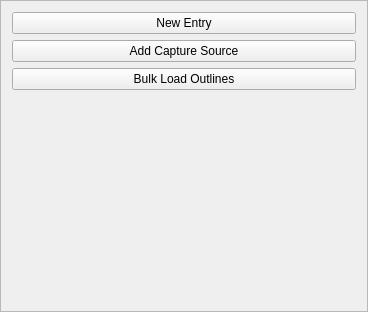
The window that buildings/gui/menu.ui (linz/nz-buildings) describes before a commit, drawn with Qt 5.
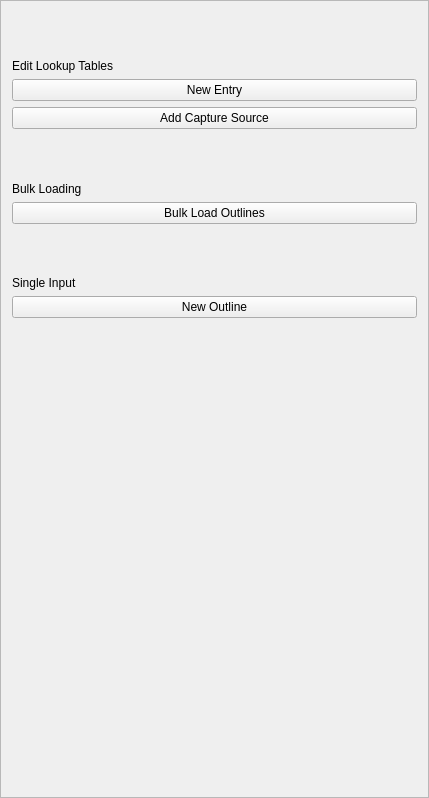
The same window after the commit.

Commit message:
fixed database connection, added new outline option
new outline option not complete

The edit to the form file:
```diff
--- a/buildings/gui/menu.ui
+++ b/buildings/gui/menu.ui
@@ -6,8 +6,8 @@
    <rect>
     <x>0</x>
     <y>0</y>
-    <width>368</width>
-    <height>312</height>
+    <width>429</width>
+    <height>798</height>
    </rect>
   </property>
   <property name="windowTitle">
@@ -20,6 +20,26 @@
    <enum>QFrame::Raised</enum>
   </property>
   <layout class="QVBoxLayout" name="verticalLayout">
+   <item>
+    <spacer name="verticalSpacer_13">
+     <property name="orientation">
+      <enum>Qt::Vertical</enum>
+     </property>
+     <property name="sizeHint" stdset="0">
+      <size>
+       <width>20</width>
+       <height>40</height>
+      </size>
+     </property>
+    </spacer>
+   </item>
+   <item>
+    <widget class="QLabel" name="label">
+     <property name="text">
+      <string>Edit Lookup Tables</string>
+     </property>
+    </widget>
+   </item>
    <item>
     <widget class="QPushButton" name="btn_new_entry">
      <property name="text">
@@ -34,6 +54,26 @@
      </property>
     </widget>
    </item>
+   <item>
+    <spacer name="verticalSpacer_5">
+     <property name="orientation">
+      <enum>Qt::Vertical</enum>
+     </property>
+     <property name="sizeHint" stdset="0">
+      <size>
+       <width>20</width>
+       <height>40</height>
+      </size>
+     </property>
+    </spacer>
+   </item>
+   <item>
+    <widget class="QLabel" name="label_3">
+     <property name="text">
+      <string>Bulk Loading</string>
+     </property>
+    </widget>
+   </item>
    <item>
     <widget class="QPushButton" name="btn_load_outlines">
      <property name="text">
@@ -54,6 +94,150 @@
      </property>
     </spacer>
    </item>
+   <item>
+    <widget class="QLabel" name="label_2">
+     <property name="text">
+      <string>Single Input</string>
+     </property>
+    </widget>
+   </item>
+   <item>
+    <widget class="QPushButton" name="btn_new_outline">
+     <property name="text">
+      <string>New Outline</string>
+     </property>
+    </widget>
+   </item>
+   <item>
+    <spacer name="verticalSpacer_9">
+     <property name="orientation">
+      <enum>Qt::Vertical</enum>
+     </property>
+     <property name="sizeHint" stdset="0">
+      <size>
+       <width>20</width>
+       <height>40</height>
+      </size>
+     </property>
+    </spacer>
+   </item>
+   <item>
+    <spacer name="verticalSpacer_12">
+     <property name="orientation">
+      <enum>Qt::Vertical</enum>
+     </property>
+     <property name="sizeHint" stdset="0">
+      <size>
+       <width>20</width>
+       <height>40</height>
+      </size>
+     </property>
+    </spacer>
+   </item>
+   <item>
+    <spacer name="verticalSpacer_10">
+     <property name="orientation">
+      <enum>Qt::Vertical</enum>
+     </property>
+     <property name="sizeHint" stdset="0">
+      <size>
+       <width>20</width>
+       <height>40</height>
+      </size>
+     </property>
+    </spacer>
+   </item>
+   <item>
+    <spacer name="verticalSpacer_7">
+     <property name="orientation">
+      <enum>Qt::Vertical</enum>
+     </property>
+     <property name="sizeHint" stdset="0">
+      <size>
+       <width>20</width>
+       <height>40</height>
+      </size>
+     </property>
+    </spacer>
+   </item>
+   <item>
+    <spacer name="verticalSpacer_6">
+     <property name="orientation">
+      <enum>Qt::Vertical</enum>
+     </property>
+     <property name="sizeHint" stdset="0">
+      <size>
+       <width>20</width>
+       <height>40</height>
+      </size>
+     </property>
+    </spacer>
+   </item>
+   <item>
+    <spacer name="verticalSpacer_8">
+     <property name="orientation">
+      <enum>Qt::Vertical</enum>
+     </property>
+     <property name="sizeHint" stdset="0">
+      <size>
+       <width>20</width>
+       <height>40</height>
+      </size>
+     </property>
+    </spacer>
+   </item>
+   <item>
+    <spacer name="verticalSpacer_11">
+     <property name="orientation">
+      <enum>Qt::Vertical</enum>
+     </property>
+     <property name="sizeHint" stdset="0">
+      <size>
+       <width>20</width>
+       <height>40</height>
+      </size>
+     </property>
+    </spacer>
+   </item>
+   <item>
+    <spacer name="verticalSpacer_4">
+     <property name="orientation">
+      <enum>Qt::Vertical</enum>
+     </property>
+     <property name="sizeHint" stdset="0">
+      <size>
+       <width>20</width>
+       <height>40</height>
+      </size>
+     </property>
+    </spacer>
+   </item>
+   <item>
+    <spacer name="verticalSpacer_3">
+     <property name="orientation">
+      <enum>Qt::Vertical</enum>
+     </property>
+     <property name="sizeHint" stdset="0">
+      <size>
+       <width>20</width>
+       <height>40</height>
+      </size>
+     </property>
+    </spacer>
+   </item>
+   <item>
+    <spacer name="verticalSpacer_2">
+     <property name="orientation">
+      <enum>Qt::Vertical</enum>
+     </property>
+     <property name="sizeHint" stdset="0">
+      <size>
+       <width>20</width>
+       <height>40</height>
+      </size>
+     </property>
+    </spacer>
+   </item>
   </layout>
  </widget>
  <resources/>
```
The commit also changes 13 other files.
